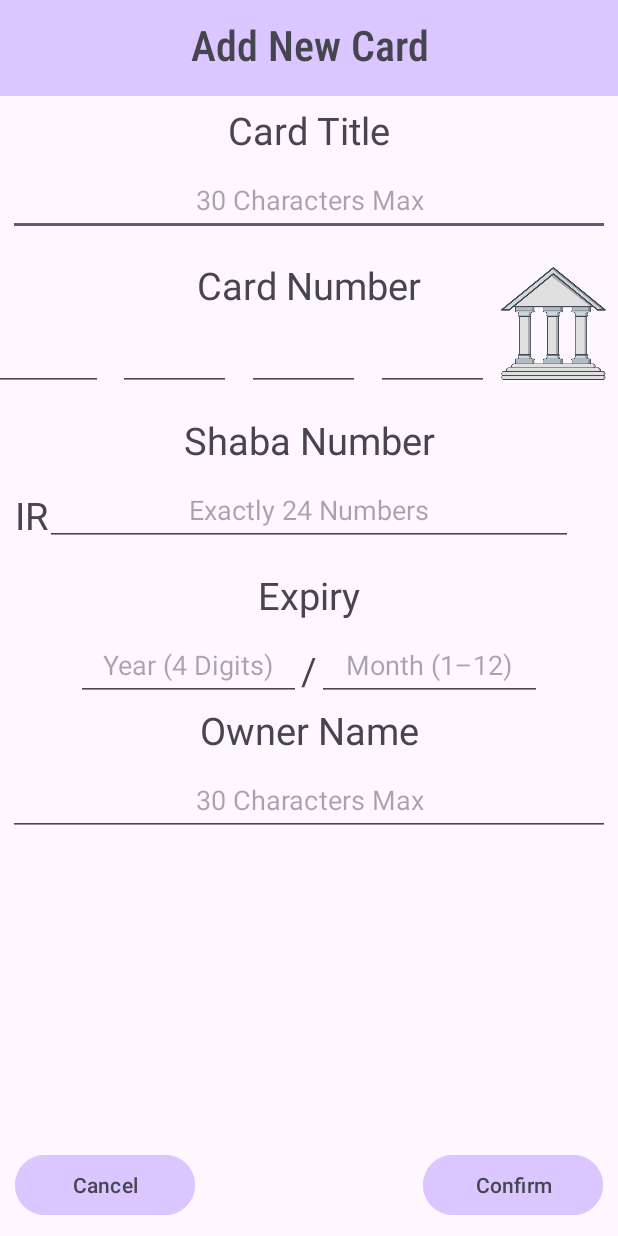
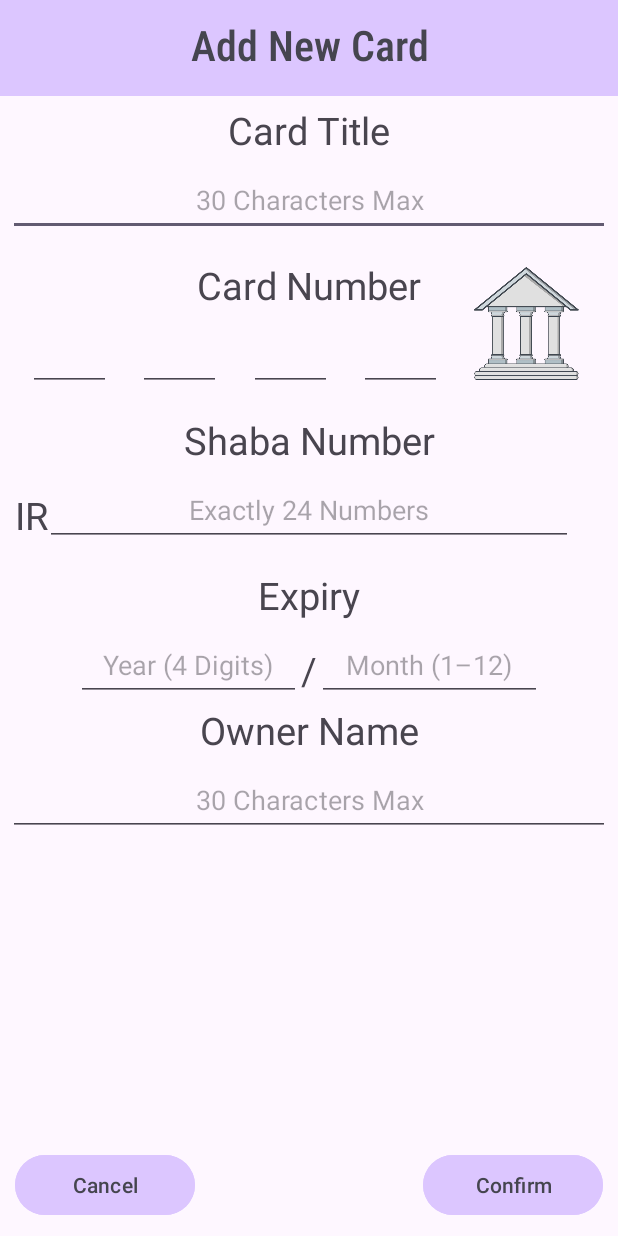
Before and after one commit to SJH14o3/Cards-Transactions-Management, an Android app: the CardAddOrEditActivity screen opened directly, with no data from a screen before it, on a phone screen of 412 x 824 dp. Run offline under Robolectric (Android 15) with nearby library versions, the phone set to English and light mode, and no system bars.

Commit message:
Some Bug fixes. -Fixed a bug in adding/editing card activity which on some screens, a card number input was partially out of screen. -Fixed a bug in card add/edit activity which user could input numbers which left digit(s) could have been 0 and it was being accepted. -Fixed a crash in adding/editing transaction activity caused by remain being negative and user would delete all of the digits until '-' remains. -Fixed a bug crash in adding/editing transaction activity which negative remain wouldn't shown properly during editing the negative remain. -Fixed a bug where balance text wouldn't update if there wasn't any transactions after a new range was selected. -Fixed a crash caused by a card number started with zeros. -Disabled Dark Mode (it was not configured from start and I didn't know it was active)

```diff
--- a/app/build.gradle.kts
+++ b/app/build.gradle.kts
@@ -11,8 +11,8 @@ android {
         applicationId = "com.sjh14o3.transactionsManager"
         minSdk = 23
         targetSdk = 34
-        versionCode = 1
-        versionName = "1.0"
+        versionCode = 2
+        versionName = "1.1"
 
         testInstrumentationRunner = "androidx.test.runner.AndroidJUnitRunner"
     }
--- a/app/src/main/java/com/sjh14o3/transactionsManager/MainActivity.kt
+++ b/app/src/main/java/com/sjh14o3/transactionsManager/MainActivity.kt
@@ -6,6 +6,7 @@
 import androidx.activity.OnBackPressedCallback
 import androidx.appcompat.app.ActionBarDrawerToggle
 import androidx.appcompat.app.AppCompatActivity
+import androidx.appcompat.app.AppCompatDelegate
 import androidx.coordinatorlayout.widget.CoordinatorLayout
 import androidx.core.view.GravityCompat
 import androidx.core.view.ViewCompat
@@ -45,6 +46,7 @@
                 backPressed()
             }
         })
+        AppCompatDelegate.setDefaultNightMode(AppCompatDelegate.MODE_NIGHT_NO);
         //setting every static variables in start of application
         parent= findViewById(R.id.main)
         coordinatorLayout = findViewById(R.id.coordinate_layout)
--- a/app/src/main/java/com/sjh14o3/transactionsManager/ReportActivity.kt
+++ b/app/src/main/java/com/sjh14o3/transactionsManager/ReportActivity.kt
@@ -79,7 +79,9 @@ class ReportActivity : AppCompatActivity() {
         if (transactions.isEmpty()) {
             this.income.text = "+0.0T"
             this.spent.text = "-0.0T"
-            listView.visibility = View.VISIBLE
+            this.balance.text = "0.0T"
+            balance.setTextColor(resources.getColor(R.color.disabled_background))
+            listView.visibility = View.GONE
             rangeHeadsUp.visibility = View.GONE
             return
         }
--- a/app/src/main/res/layout/activity_card_details.xml
+++ b/app/src/main/res/layout/activity_card_details.xml
@@ -93,35 +93,35 @@
         android:importantForAutofill="no"
         android:maxLength="4"
         android:inputType="number"
-        android:layout_width="75dp"
+        android:layout_marginTop="5dp"
+        android:layout_width="55dp"
         android:layout_height="48dp"
         app:layout_constraintTop_toBottomOf="@id/card_number_text"
         app:layout_constraintLeft_toLeftOf="parent"
         app:layout_constraintRight_toLeftOf="@id/card_number_input2"
-        android:layout_margin="5dp"
         android:id="@+id/card_number_input1"
         android:gravity="center"/>
     <EditText
         android:importantForAutofill="no"
         android:maxLength="4"
         android:inputType="number"
-        android:layout_width="75dp"
+        android:layout_width="55dp"
         android:layout_height="48dp"
+        android:layout_marginTop="5dp"
         app:layout_constraintTop_toBottomOf="@id/card_number_text"
         app:layout_constraintLeft_toRightOf="@id/card_number_input1"
         app:layout_constraintRight_toLeftOf="@id/card_number_input3"
-        android:layout_margin="5dp"
         android:id="@+id/card_number_input2"
         android:gravity="center"/>
 
     <EditText
         android:id="@+id/card_number_input3"
         android:maxLength="4"
-        android:layout_width="75dp"
+        android:layout_width="55dp"
         android:layout_height="48dp"
-        android:layout_margin="5dp"
         android:gravity="center"
         android:importantForAutofill="no"
+        android:layout_marginTop="5dp"
         android:inputType="number"
         app:layout_constraintLeft_toRightOf="@id/card_number_input2"
         app:layout_constraintRight_toLeftOf="@id/card_number_input4"
@@ -131,12 +131,12 @@
         android:importantForAutofill="no"
         android:maxLength="4"
         android:inputType="number"
-        android:layout_width="75dp"
+        android:layout_width="55dp"
         android:layout_height="48dp"
+        android:layout_marginTop="5dp"
         app:layout_constraintTop_toBottomOf="@id/card_number_text"
         app:layout_constraintLeft_toRightOf="@id/card_number_input3"
         app:layout_constraintRight_toRightOf="@id/bank_logo"
-        android:layout_margin="5dp"
         android:id="@+id/card_number_input4"
         android:gravity="center"/>
 
```
Also changed, not shown: app/src/main/java/com/sjh14o3/transactionsManager/CardAddOrEditActivity.kt (+7 -7 lines), app/src/main/java/com/sjh14o3/transactionsManager/TransactionModifyActivity.kt (+16 -1 lines), app/src/main/java/com/sjh14o3/transactionsManager/database/CardDatabase.kt (+12 -2 lines).
